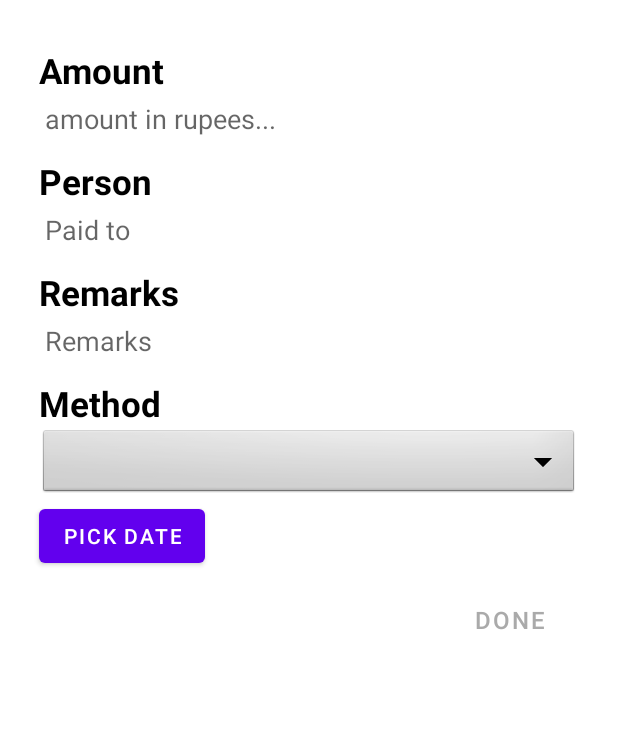
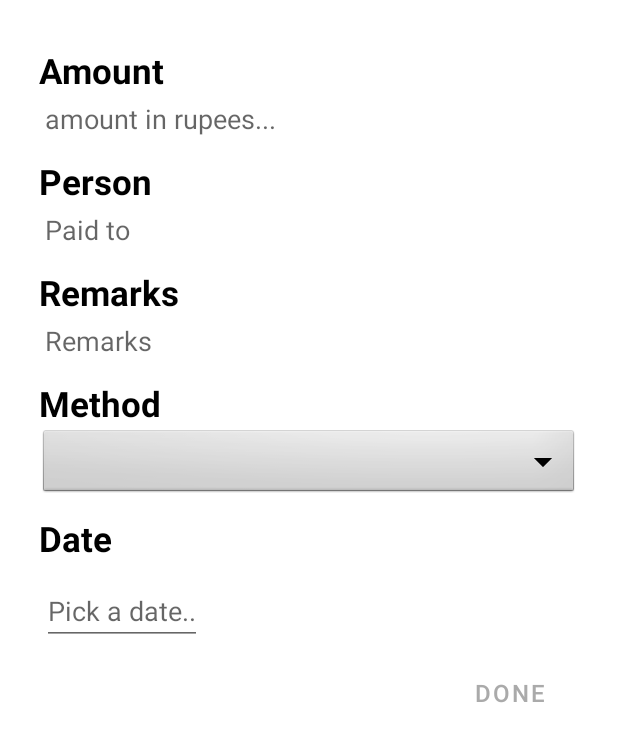
Before and after one commit to Hardik-hi/Mipo, an Android app: the layout activity_add_expense.xml on its own in the app's theme, with its tools: preview values and no code run, on a phone screen of 412 x 824 dp. Shown: the top 742 px of the screen. Run offline under Robolectric (Android 15) with nearby library versions, the phone set to English and light mode, and no system bars.

Commit message:
Added drop down and date picker functionality in fragment

```diff
--- a/app/src/main/res/layout/activity_add_expense.xml
+++ b/app/src/main/res/layout/activity_add_expense.xml
@@ -105,14 +105,32 @@
         android:spinnerMode="dropdown"
         android:textAppearance="@style/TextAppearance.AppCompat.Medium" />
 
-    <Button
+    <TextView
+        android:id="@+id/expenseDate"
+        android:layout_width="wrap_content"
+        android:layout_height="wrap_content"
+        android:layout_marginStart="10dp"
+        android:layout_marginTop="10dp"
+        android:layout_below="@+id/newExpenseMethod"
+        android:text="Date"
+        android:textColor="@android:color/black"
+        android:textSize="23sp"
+        android:textStyle="bold" />
+
+    <EditText
         android:id="@+id/newExpenseDate"
         android:layout_width="wrap_content"
         android:layout_height="wrap_content"
-        android:text="Pick date"
-        android:layout_marginStart="10dp"
-        android:layout_below="@+id/newExpenseMethod"
-        android:onClick="showDatePickerDialog" />
+        android:layout_below="@+id/expenseDate"
+        android:layout_marginStart="12dp"
+        android:layout_marginTop="10dp"
+        android:clickable="false"
+        android:cursorVisible="false"
+        android:focusable="false"
+        android:hint="Pick a date.."
+        android:textColor="@android:color/black"
+        android:textSize="18sp" />
+
 
     <Button
         android:id="@+id/newExpenseButton"
```
Also changed, not shown: app/src/main/java/com/example/mipo/AddExpense.java (added, +180 -0 lines), app/src/main/res/layout/expense_method_spinner.xml (added, +10 -0 lines), app/src/main/res/values/styles.xml (added, +7 -0 lines).
